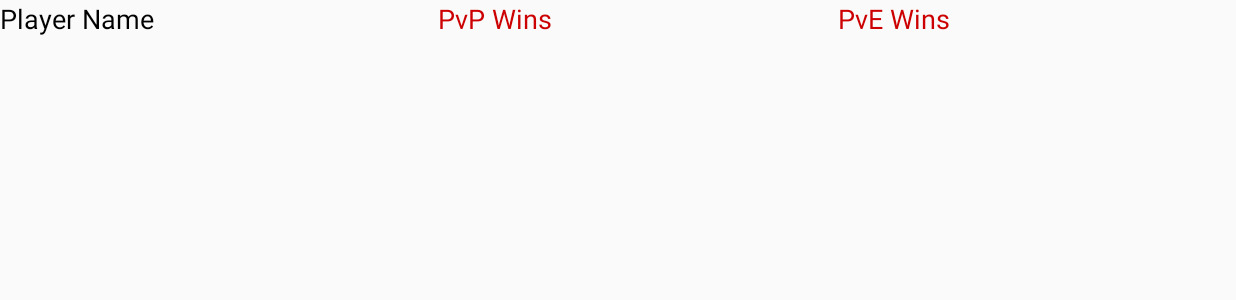
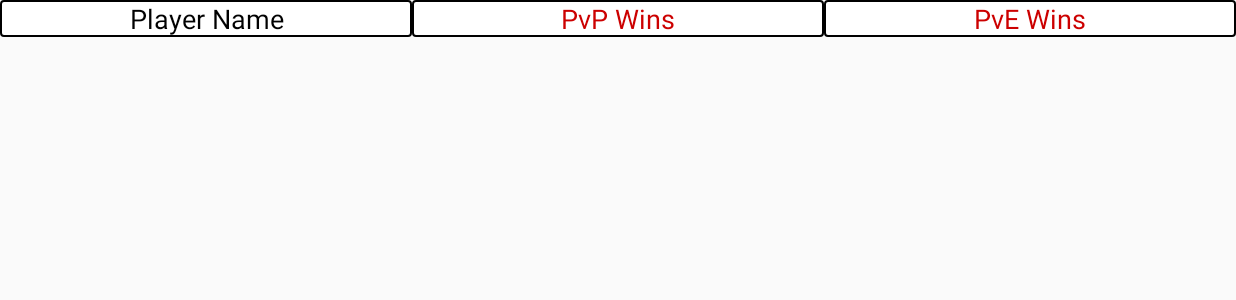
Before and after one commit to darktohka/FiveDice, an Android app: the LeaderboardActivity screen opened directly, with no data from a screen before it, on a phone screen of 824 x 412 dp (held sideways). Shown: the top 300 px of the screen. Run offline under Robolectric (Android 15) with nearby library versions, the phone set to English and light mode, and no system bars.

Commit message:
LeaderBoard layout

```diff
--- a/app/src/main/res/layout/leaderboard_activity_layout.xml
+++ b/app/src/main/res/layout/leaderboard_activity_layout.xml
@@ -10,35 +10,40 @@
     <LinearLayout
         android:layout_width="match_parent"
         android:layout_height="wrap_content"
-        android:layout_weight="1"
         android:orientation="horizontal">
 
         <TextView
             android:id="@+id/txtPlayerNameText"
-            android:layout_width="wrap_content"
+            android:layout_width="match_parent"
             android:layout_height="wrap_content"
             android:layout_weight="1"
             android:text="@string/strPlayerName"
             android:textColor="@android:color/black"
-            android:textSize="18sp" />
+            android:textSize="18sp"
+            android:gravity="center"
+            android:background="@drawable/text_background"/>
 
         <TextView
             android:id="@+id/txtPlayerPvPWinsText"
-            android:layout_width="wrap_content"
+            android:layout_width="match_parent"
             android:layout_height="wrap_content"
             android:layout_weight="1"
             android:text="@string/strPlayerPvPPoint"
             android:textColor="@android:color/holo_red_dark"
-            android:textSize="18sp" />
+            android:textSize="18sp"
+            android:gravity="center"
+            android:background="@drawable/text_background"/>
 
         <TextView
             android:id="@+id/txtPlayerPvEText"
-            android:layout_width="wrap_content"
+            android:layout_width="match_parent"
             android:layout_height="wrap_content"
             android:layout_weight="1"
             android:text="@string/strPlayerPvEPoint"
             android:textColor="@android:color/holo_red_dark"
-            android:textSize="18sp" />
+            android:textSize="18sp"
+            android:gravity="center"
+            android:background="@drawable/text_background"/>
     </LinearLayout>
 
     <ListView
```
Also changed, not shown: app/src/main/res/layout/list_view_item_layout.xml (+14 -11 lines).
